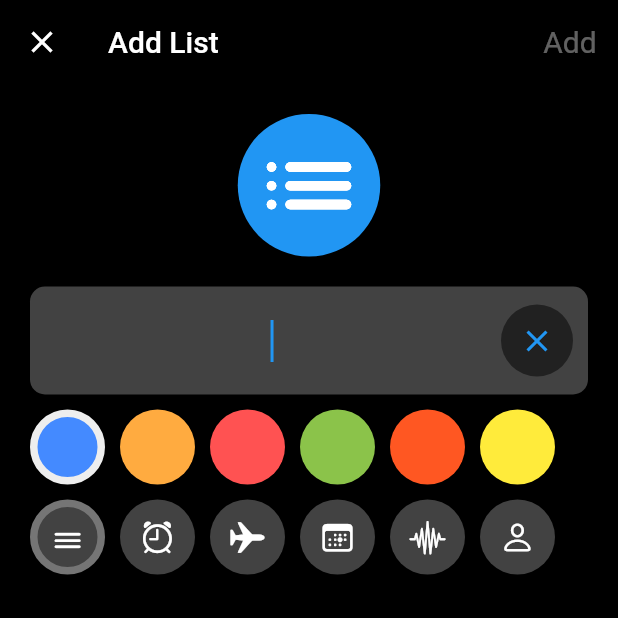
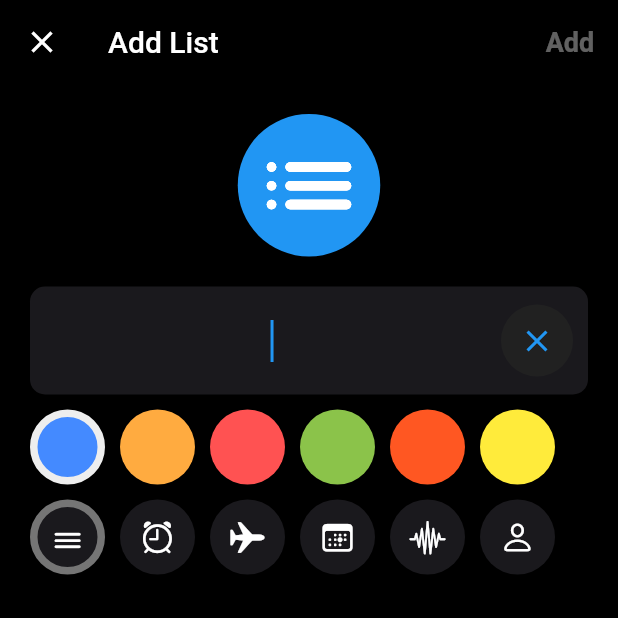
Before and after one commit to peterjakemiranda/reminder_app, a Flutter app: the screen it shows once a user with an empty profile is signed in, after a tap on "Add List", on a phone screen of 412 x 824 dp, the top half of it. Run offline on Flutter 3.47's test engine with Material 2 defaults, Android fonts, the phone set to English and light mode, and no system bars; our stand-ins replace cloud_firestore, firebase_auth, firebase_core, lottie; accounts and stored records are empty.

Commit message:
add dark/light theme toggle

```diff
--- /dev/null
+++ b/lib/config/custom_theme.dart
@@ -0,0 +1,64 @@
+import 'package:flutter/material.dart';
+
+class CustomTheme extends ChangeNotifier {
+  bool _isDarkTheme = true;
+
+  ThemeMode currentTheme() {
+    if (_isDarkTheme) {
+      return ThemeMode.dark;
+    }
+    return ThemeMode.light;
+  }
+
+  void toggleTheme() {
+    _isDarkTheme = !_isDarkTheme;
+    notifyListeners();
+  }
+
+  ThemeData darkTheme = ThemeData(
+    brightness: Brightness.dark,
+    scaffoldBackgroundColor: Colors.black,
+    appBarTheme: AppBarTheme(backgroundColor: Colors.black),
+    // iconTheme: IconThemeData(color: Colors.white),
+    accentColor: Colors.white,
+    textButtonTheme: TextButtonThemeData(
+      style: TextButton.styleFrom(
+        primary: Colors.blueAccent,
+        textStyle: TextStyle(
+          fontSize: 18,
+          fontWeight: FontWeight.bold,
+        ),
+      ),
+    ),
+    dividerColor: Colors.grey[600],
+    elevatedButtonTheme: ElevatedButtonThemeData(
+      style: ElevatedButton.styleFrom(shape: StadiumBorder()),
+    ),
+    cardColor: Color(0xFF1A191D),
+  );
+
+  ThemeData lightTheme = ThemeData(
+      brightness: Brightness.light,
+      scaffoldBackgroundColor: Color(0xFFeeeeee),
+      primaryColor: Color(0xFFeeeeee),
+      appBarTheme: AppBarTheme(
+        foregroundColor: Colors.black,
+        backgroundColor: Color(0xFFeeeeee),
+        elevation: 0,
+      ),
+      iconTheme: IconThemeData(color: Colors.black),
+      accentColor: Colors.black,
+      textButtonTheme: TextButtonThemeData(
+        style: TextButton.styleFrom(
+          textStyle: TextStyle(
+            fontSize: 18,
+            fontWeight: FontWeight.bold,
+          ),
+        ),
+      ),
+      // dividerColor: Colors.grey[600],
+      cardColor: Colors.white,
+      elevatedButtonTheme: ElevatedButtonThemeData(
+        style: ElevatedButton.styleFrom(shape: StadiumBorder()),
+      ));
+}
--- a/lib/main.dart
+++ b/lib/main.dart
@@ -2,6 +2,7 @@ import 'package:firebase_auth/firebase_auth.dart';
 import 'package:firebase_core/firebase_core.dart';
 import 'package:flutter/material.dart';
 import 'package:provider/provider.dart';
+import 'package:reminder_app/config/custom_theme.dart';
 import 'package:reminder_app/models/todo_list/todo_list_collection.dart';
 import 'package:reminder_app/screens/add_list/add_list_screen.dart';
 import 'package:reminder_app/screens/add_reminder/add_reminder_screen.dart';
@@ -34,9 +35,14 @@ class _AppState extends State<App> {
           );
         }
         if (snapshot.connectionState == ConnectionState.done) {
-          return StreamProvider<User?>.value(
-            value: FirebaseAuth.instance.authStateChanges(),
-            initialData: FirebaseAuth.instance.currentUser,
+          return MultiProvider(
+            providers: [
+              StreamProvider<User?>.value(
+                value: FirebaseAuth.instance.authStateChanges(),
+                initialData: FirebaseAuth.instance.currentUser,
+              ),
+              ChangeNotifierProvider(create: (context) => CustomTheme()),
+            ],
             child: Wrapper(),
           );
         }
--- a/lib/screens/home/homescreen.dart
+++ b/lib/screens/home/homescreen.dart
@@ -3,6 +3,8 @@ import 'dart:collection';
 import 'package:firebase_auth/firebase_auth.dart';
 import 'package:flutter/cupertino.dart';
 import 'package:flutter/material.dart';
+import 'package:provider/provider.dart';
+import 'package:reminder_app/config/custom_theme.dart';
 import 'package:reminder_app/models/category/category_collection.dart';
 import 'package:reminder_app/models/todo_list/todo_list.dart';
 import 'package:reminder_app/screens/home/widgets/list_view_items.dart';
@@ -29,6 +31,13 @@ class _HomeScreenState extends State<HomeScreen> {
         actions: [
           IconButton(
               onPressed: () {
+                final customTheme =
+                    Provider.of<CustomTheme>(context, listen: false);
+                customTheme.toggleTheme();
+              },
+              icon: Icon(Icons.wb_sunny)),
+          IconButton(
+              onPressed: () {
                 FirebaseAuth.instance.signOut();
               },
               icon: Icon(Icons.logout)),
@@ -50,7 +59,7 @@ class _HomeScreenState extends State<HomeScreen> {
         ],
       ),
       body: Container(
-        color: Colors.black,
+        color: Theme.of(context).primaryColor,
         child: Column(
           children: [
             Expanded(
--- a/lib/screens/home/widgets/grid_view_items.dart
+++ b/lib/screens/home/widgets/grid_view_items.dart
@@ -47,7 +47,7 @@ class _GridViewItemsState extends State<GridViewItems> {
                 padding: const EdgeInsets.all(10),
                 decoration: BoxDecoration(
                   borderRadius: BorderRadius.circular(10),
-                  color: const Color(0xFF1A191D),
+                  color: Theme.of(context).cardColor,
                 ),
                 child: Column(
                   mainAxisAlignment: MainAxisAlignment.spaceBetween,
--- a/lib/screens/home/widgets/list_view_items.dart
+++ b/lib/screens/home/widgets/list_view_items.dart
@@ -32,13 +32,15 @@ class _ListViewItemsState extends State<ListViewItems> {
             .map((category) => SizedBox(
                   key: UniqueKey(),
                   height: LIST_VIEW_HEIGHT,
+                  child: Card(
+                    elevation: 0,
                     child: ListTile(
                       onTap: () {
                         setState(() {
                           category.toggleIsChecked();
                         });
                       },
-                    tileColor: Colors.grey[700],
+                      tileColor: Theme.of(context).cardColor,
                       leading: Container(
                         decoration: BoxDecoration(
                           border: category.isChecked == false
@@ -63,6 +65,7 @@ class _ListViewItemsState extends State<ListViewItems> {
                       ),
                       trailing: Icon(Icons.reorder),
                     ),
+                  ),
                 ))
             .toList(),
       ),
--- a/lib/screens/wrapper.dart
+++ b/lib/screens/wrapper.dart
@@ -5,6 +5,7 @@ import 'package:provider/provider.dart';
 import 'package:reminder_app/models/reminder/reminder.dart';
 import 'package:reminder_app/services/database_service.dart';
 
+import '../config/custom_theme.dart';
 import '../models/todo_list/todo_list.dart';
 import '../models/todo_list/todo_list_collection.dart';
 import 'add_list/add_list_screen.dart';
@@ -20,7 +21,7 @@ class Wrapper extends StatelessWidget {
   @override
   Widget build(BuildContext context) {
     final user = Provider.of<User?>(context);
-
+    final customTheme = Provider.of<CustomTheme>(context);
     return MultiProvider(
       providers: [
         StreamProvider<List<TodoList>>.value(
@@ -45,23 +46,10 @@ class Wrapper extends StatelessWidget {
           '/add-reminder': (context) => AddReminderScreen(),
         },
         home: user != null ? HomeScreen() : AuthenticateScreen(),
-          theme: ThemeData(
-              scaffoldBackgroundColor: Colors.black,
-              appBarTheme: AppBarTheme(color: Colors.black),
-              brightness: Brightness.dark,
-              iconTheme: IconThemeData(color: Colors.white),
-              accentColor: Colors.white,
-              textButtonTheme: TextButtonThemeData(
-                style: TextButton.styleFrom(
-                  primary: Colors.blueAccent,
-                  textStyle: TextStyle(
-                    fontSize: 20,
+        theme: customTheme.lightTheme,
+        darkTheme: customTheme.darkTheme,
+        themeMode: customTheme.currentTheme(),
       ),
-                ),
-              ),
-              dividerColor: Colors.grey[600],
-              elevatedButtonTheme: ElevatedButtonThemeData(
-                  style: ElevatedButton.styleFrom(shape: StadiumBorder())))),
     );
   }
 }
```
Lines whose indentation alone changed are shown as unchanged.
